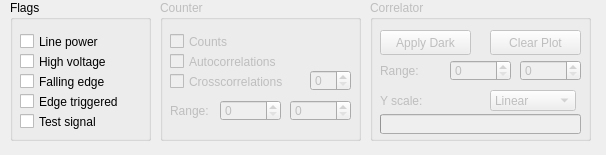
The window that line.ui (ahp-electronics/xc-gui) describes before a commit, drawn with Qt 5.
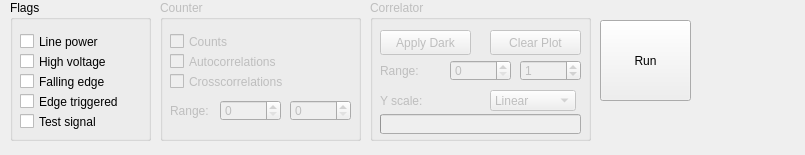
The same window after the commit.

What changed in the file:
```diff
--- a/line.ui
+++ b/line.ui
@@ -6,7 +6,7 @@
    <rect>
     <x>0</x>
     <y>0</y>
-    <width>606</width>
+    <width>805</width>
     <height>155</height>
    </rect>
   </property>
@@ -218,6 +218,9 @@
       <height>21</height>
      </rect>
     </property>
+    <property name="value">
+     <number>1</number>
+    </property>
    </widget>
   </widget>
   <widget class="QGroupBox" name="groupBox_2">
@@ -274,16 +277,6 @@
      <string>Crosscorrelations</string>
     </property>
    </widget>
-   <widget class="QSpinBox" name="EndLine_3">
-    <property name="geometry">
-     <rect>
-      <x>150</x>
-      <y>70</y>
-      <width>41</width>
-      <height>21</height>
-     </rect>
-    </property>
-   </widget>
    <widget class="QSpinBox" name="EndLine_2">
     <property name="geometry">
      <rect>
@@ -318,6 +311,19 @@
     </property>
    </widget>
   </widget>
+  <widget class="QPushButton" name="Run">
+   <property name="geometry">
+    <rect>
+     <x>600</x>
+     <y>20</y>
+     <width>91</width>
+     <height>81</height>
+    </rect>
+   </property>
+   <property name="text">
+    <string>Run</string>
+   </property>
+  </widget>
  </widget>
  <resources/>
  <connections/>
```
